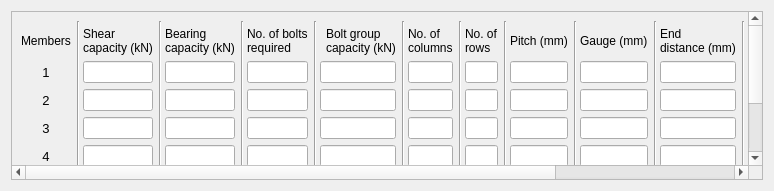
GreatDevelopers/osdag-core, file Connections/Truss/ui_output.ui: the form before one commit.
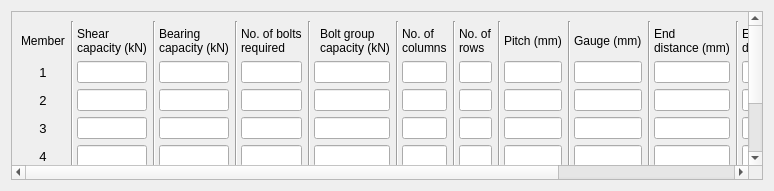
The form after the commit.

Diff of the .ui file:
```diff
--- a/Connections/Truss/ui_output.ui
+++ b/Connections/Truss/ui_output.ui
@@ -29,7 +29,7 @@
        <rect>
         <x>0</x>
         <y>0</y>
-        <width>1244</width>
+        <width>1236</width>
         <height>273</height>
        </rect>
       </property>
@@ -127,7 +127,7 @@
           </font>
          </property>
          <property name="text">
-          <string>Members</string>
+          <string>Member</string>
          </property>
         </widget>
        </item>
```
